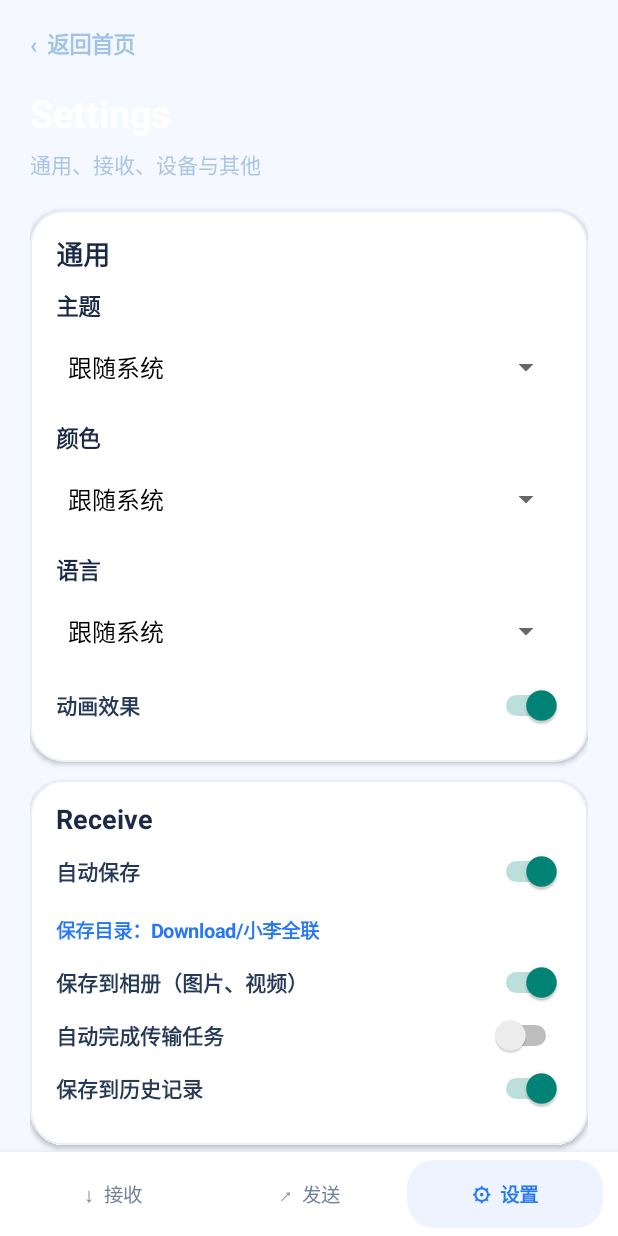
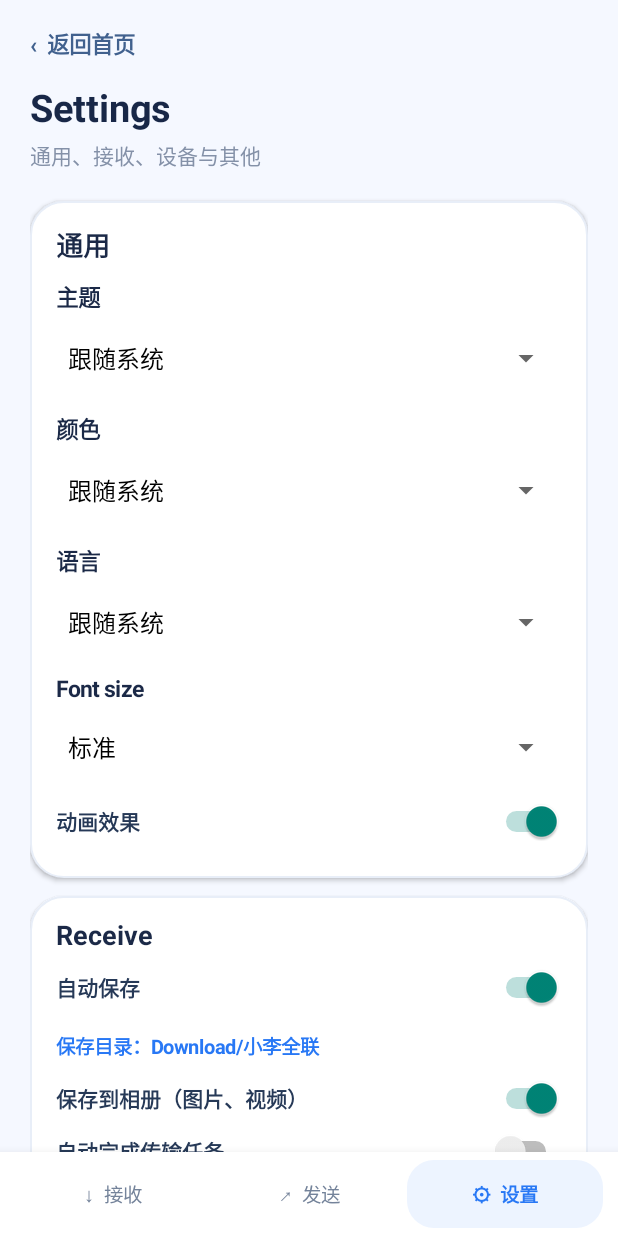
Before and after one commit to lei56602-glitch/QuanLian, an Android app: the screen it shows after launch (MainActivity), after a tap on "Settings", on a phone screen of 412 x 824 dp. Run offline under Robolectric (Android 15) with nearby library versions, the phone set to English and light mode, and no system bars.

Commit message:
Apply theme settings and complete font and save-folder controls

```diff
--- a/app/src/main/java/com/quanlian/app/MainActivity.java
+++ b/app/src/main/java/com/quanlian/app/MainActivity.java
@@ -83,12 +83,11 @@ public class MainActivity extends Activity {
  private void install(LinearLayout l){int widthDp=(int)(getResources().getDisplayMetrics().widthPixels/getResources().getDisplayMetrics().density);ScrollView s=new ScrollView(this);s.setFillViewport(true);s.setFocusable(false);if(widthDp>=700){FrameLayout frame=new FrameLayout(this);FrameLayout.LayoutParams p=new FrameLayout.LayoutParams(Math.min(widthDp,1200)*((int)getResources().getDisplayMetrics().density),-1,Gravity.CENTER);s.addView(l,new ScrollView.LayoutParams(-1,-2));frame.addView(s,p);setContentView(frame);}else{s.addView(l);setContentView(s);}if(widthDp>=700){l.setPadding(dp(32),dp(28),dp(32),dp(28));}final int baseLeft=l.getPaddingLeft(),baseTop=l.getPaddingTop(),baseRight=l.getPaddingRight(),baseBottom=l.getPaddingBottom();l.setOnApplyWindowInsetsListener((v,insets)->{int top=Build.VERSION.SDK_INT>=30?insets.getInsets(android.view.WindowInsets.Type.statusBars()).top:insets.getSystemWindowInsetTop();v.setPadding(baseLeft,baseTop+top,baseRight,baseBottom);return insets;});l.requestApplyInsets();l.post(()->{ArrayList<View> focusables=l.getFocusables(View.FOCUS_FORWARD);if(!focusables.isEmpty()&&!focusables.get(0).hasFocus())focusables.get(0).requestFocus();});}
   private void installFlow(LinearLayout content,int selected){LinearLayout root=new LinearLayout(this);root.setOrientation(LinearLayout.VERTICAL);root.setBackgroundColor(pageBackground());ScrollView scroll=new ScrollView(this);scroll.setFillViewport(true);scroll.setVerticalScrollBarEnabled(false);scroll.addView(content);root.addView(scroll,new LinearLayout.LayoutParams(-1,0,1));root.addView(flowNav(selected),new LinearLayout.LayoutParams(-1,-2));root.setOnApplyWindowInsetsListener((v,insets)->{int top=Build.VERSION.SDK_INT>=30?insets.getInsets(android.view.WindowInsets.Type.statusBars()).top:insets.getSystemWindowInsetTop();int bottom=Build.VERSION.SDK_INT>=30?insets.getInsets(android.view.WindowInsets.Type.navigationBars()).bottom:insets.getSystemWindowInsetBottom();v.setPadding(0,top,0,bottom);return insets;});setContentView(root);root.requestApplyInsets();}
   private LinearLayout flowNav(int selected){LinearLayout nav=new LinearLayout(this);nav.setGravity(Gravity.CENTER);nav.setPadding(dp(10),dp(5),dp(10),dp(5));nav.setBackgroundColor(surfaceColor());nav.setElevation(dp(10));String[] labels={"接收","发送","设置"};String[] icons={"↓","↗","⚙"};for(int i=0;i<labels.length;i++){final int index=i;TextView item=homeText(icons[i]+"  "+labels[i],13,i==selected?0xff1769e8:0xff74839a,i==selected);item.setGravity(Gravity.CENTER);item.setPadding(dp(6),dp(13),dp(6),dp(13));item.setBackground(i==selected?shape(0xffedf4ff,18):shape(Color.TRANSPARENT,18));item.setOnClickListener(v->{if(index==0)receivePage();else if(index==1)sendPage();else settingsPage();});nav.addView(item,new LinearLayout.LayoutParams(0,-2,1));}return nav;}
- private void header(LinearLayout l,String title,String sub){TextView back=txt("‹  返回首页",15,0xffa0c3e6,true);back.setPadding(0,0,0,dp(18));back.setOnClickListener(v->home());l.addView(back);l.addView(txt(title,25,-1,true));gap(l,6);l.addView(txt(sub,14,0xffabc6e4,false));gap(l,20);}
+ private void header(LinearLayout l,String title,String sub){TextView back=homeText("‹  返回首页",15,0xff41618e,true);back.setPadding(0,0,0,dp(18));back.setOnClickListener(v->home());l.addView(back);l.addView(homeText(title,25,0xff182747,true));gap(l,6);l.addView(homeText(sub,14,0xff8491a8,false));gap(l,20);}
  private String myName(){return DeviceIdentity.name(this);}
  @Override public void onCreate(Bundle b) {
   super.onCreate(b);
-  getWindow().setStatusBarColor(0xff0a1428);
-  getWindow().setNavigationBarColor(0xff0a1428);
+  applyWindowTheme();
   nsd = (NsdManager) getSystemService(NSD_SERVICE);
   requestNotificationPermissionIfNeeded();
   if (b != null) {
@@ -408,6 +407,7 @@ public class MainActivity extends Activity {
   String tv=prefs.getString("theme","system");Spinner theme=settingSpinner(general,"主题",new String[]{"跟随系统","浅色","深色"},"dark".equals(tv)?2:("light".equals(tv)?1:0));
   String cv=prefs.getString("accent","system");Spinner color=settingSpinner(general,"颜色",new String[]{"跟随系统","蓝色","绿色","紫色","橙色"},"blue".equals(cv)?1:("green".equals(cv)?2:("purple".equals(cv)?3:("orange".equals(cv)?4:0))));
   String lv=prefs.getString("language",prefs.getBoolean("english",false)?"en":"system");Spinner language=settingSpinner(general,"语言",new String[]{"跟随系统","简体中文","English"},"zh".equals(lv)?1:("en".equals(lv)?2:0));
+  Spinner fontSize=settingSpinner(general,"字体大小",new String[]{"小","标准","大"},prefs.getInt("font_scale",1));
   Switch animations=settingSwitch(general,"动画效果",prefs.getBoolean("animations_enabled",true));l.addView(general);gap(l,12);
   LinearLayout receive=homeCard();receive.addView(homeText("接收",18,0xff1b2947,true));gap(receive,10);
   Switch autoSave=settingSwitch(receive,"自动保存",prefs.getBoolean("auto_save",true));
@@ -421,7 +421,7 @@ public class MainActivity extends Activity {
   Button donate=btn("捐赠入口",0xff31577f);donate.setOnClickListener(v->infoPage("支持小李全联","感谢支持。当前版本尚未配置可验证的收款渠道，因此不会展示虚构的二维码或支付链接。"));other.addView(donate);gap(other,7);
   Button privacy=btn("隐私政策",0xff31577f);privacy.setOnClickListener(v->infoPage("隐私政策","文件仅在设备间通过局域网传输，不会上传到开发者服务器。设备发现使用局域网广播，传输连接使用应用内 TLS 身份验证。传输历史仅保存在本机，可在应用内清除。"));other.addView(privacy);gap(other,7);
   Button advanced=btn("高级设置",0xff31577f);advanced.setOnClickListener(v->new AlertDialog.Builder(this).setTitle("高级设置").setItems(new String[]{"故障诊断与日志","手动连接设备","发送方式设置"},(d,w)->{if(w==0)diagnosticsPage();else if(w==1)manualConnect();else showSendOptions();}).show());other.addView(advanced);l.addView(other);gap(l,14);
-  Button save=btn("保存通用与接收设置",0xff2878f5);save.setOnClickListener(v->{String[] themes={"system","light","dark"},colors={"system","blue","green","purple","orange"},langs={"system","zh","en"};prefs.edit().putString("theme",themes[theme.getSelectedItemPosition()]).putString("accent",colors[color.getSelectedItemPosition()]).putString("language",langs[language.getSelectedItemPosition()]).putBoolean("english",language.getSelectedItemPosition()==2).putBoolean("animations_enabled",animations.isChecked()).putBoolean("auto_save",autoSave.isChecked()).putBoolean("save_to_album",album.isChecked()).putBoolean("auto_complete",autoComplete.isChecked()).putBoolean("save_history",history.isChecked()).apply();applyWindowTheme();Toast.makeText(this,"设置已保存",Toast.LENGTH_SHORT).show();settingsPage();});l.addView(save);installFlow(l,2);
+  Button save=btn("保存通用与接收设置",0xff2878f5);save.setOnClickListener(v->{String[] themes={"system","light","dark"},colors={"system","blue","green","purple","orange"},langs={"system","zh","en"};prefs.edit().putString("theme",themes[theme.getSelectedItemPosition()]).putString("accent",colors[color.getSelectedItemPosition()]).putString("language",langs[language.getSelectedItemPosition()]).putBoolean("english",language.getSelectedItemPosition()==2).putInt("font_scale",fontSize.getSelectedItemPosition()).putBoolean("animations_enabled",animations.isChecked()).putBoolean("auto_save",autoSave.isChecked()).putBoolean("save_to_album",album.isChecked()).putBoolean("auto_complete",autoComplete.isChecked()).putBoolean("save_history",history.isChecked()).apply();applyWindowTheme();Toast.makeText(this,"设置已保存",Toast.LENGTH_SHORT).show();settingsPage();});l.addView(save);installFlow(l,2);
  }private void diagnosticsPage(){
   page=5;LinearLayout l=col();l.setBackgroundColor(0xfff5f8ff);lightHeader(l,"故障诊断与日志导出","连接失败后，发送端和接收端分别导出");
   l.addView(homeText("操作步骤",18,0xff1b2947,true));gap(l,8);l.addView(homeText("1. 两台手机都安装带有此功能的版本。\n2. 先分别打开本页面，确认旧日志已清空。\n3. 返回首页，重现一次发送失败。\n4. 两台手机分别回到本页面，点击“复制完整日志”或“分享日志”。\n5. 把两份日志都发给开发者。\n\n日志包含 TCP、TLS、证书校验、接收请求及异常堆栈，不记录文件内容。",14,0xff52627a,false));
@@ -434,6 +434,7 @@ public class MainActivity extends Activity {
  private void pick(){Intent i=new Intent(Intent.ACTION_OPEN_DOCUMENT);i.addCategory(Intent.CATEGORY_OPENABLE);i.setType("*/*");i.putExtra(Intent.EXTRA_ALLOW_MULTIPLE,true);i.addFlags(Intent.FLAG_GRANT_READ_URI_PERMISSION|Intent.FLAG_GRANT_PERSISTABLE_URI_PERMISSION);startActivityForResult(i,PICK);}
  @Override protected void onActivityResult(int r,int c,Intent d){
   super.onActivityResult(r,c,d);if(c!=RESULT_OK||d==null)return;
+  if(r==1004&&d.getData()!=null){Uri tree=d.getData();try{getContentResolver().takePersistableUriPermission(tree,Intent.FLAG_GRANT_READ_URI_PERMISSION|Intent.FLAG_GRANT_WRITE_URI_PERMISSION);}catch(Exception ignored){}getSharedPreferences("ui_settings",MODE_PRIVATE).edit().putString("save_tree_uri",tree.toString()).apply();Toast.makeText(this,"自定义保存目录已保存",Toast.LENGTH_SHORT).show();settingsPage();return;}
   if(r==1003&&d.getData()!=null){
    Uri tree=d.getData();try{getContentResolver().takePersistableUriPermission(tree,Intent.FLAG_GRANT_READ_URI_PERMISSION);}catch(Exception ignored){}
    try{String rootId=android.provider.DocumentsContract.getTreeDocumentId(tree);int[] count={0};addFolderChildren(tree,rootId,count);Toast.makeText(this,"已添加文件夹中的 "+count[0]+" 个文件",Toast.LENGTH_LONG).show();}catch(Exception e){Toast.makeText(this,"读取文件夹失败："+e.getMessage(),Toast.LENGTH_LONG).show();}
```
